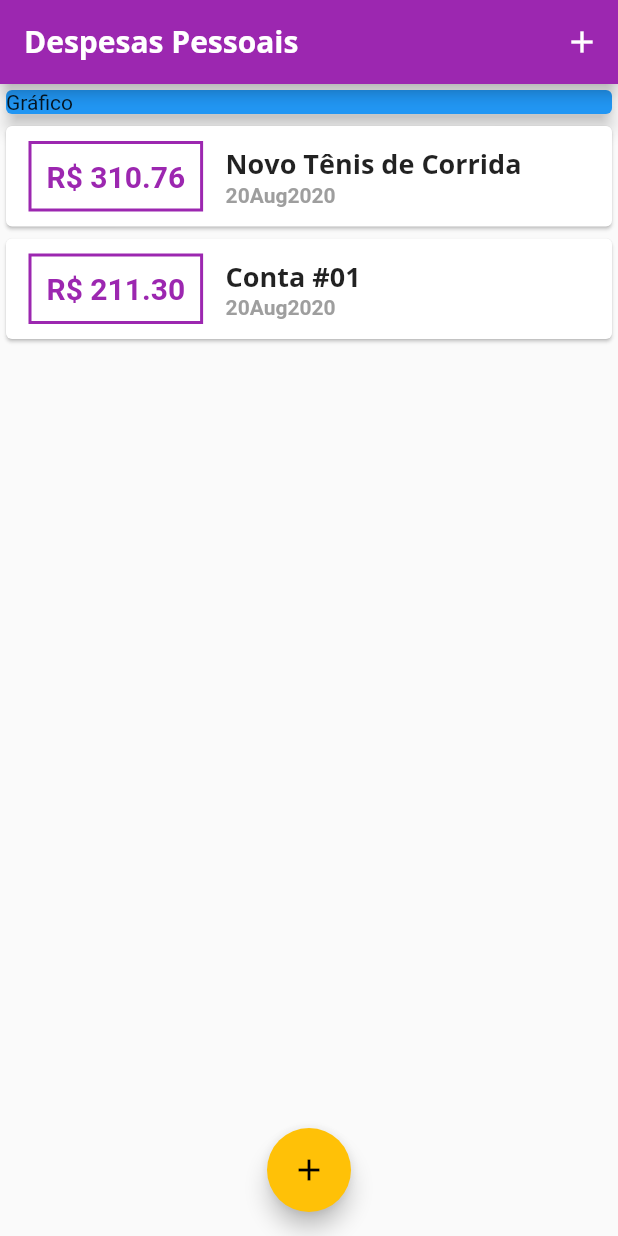
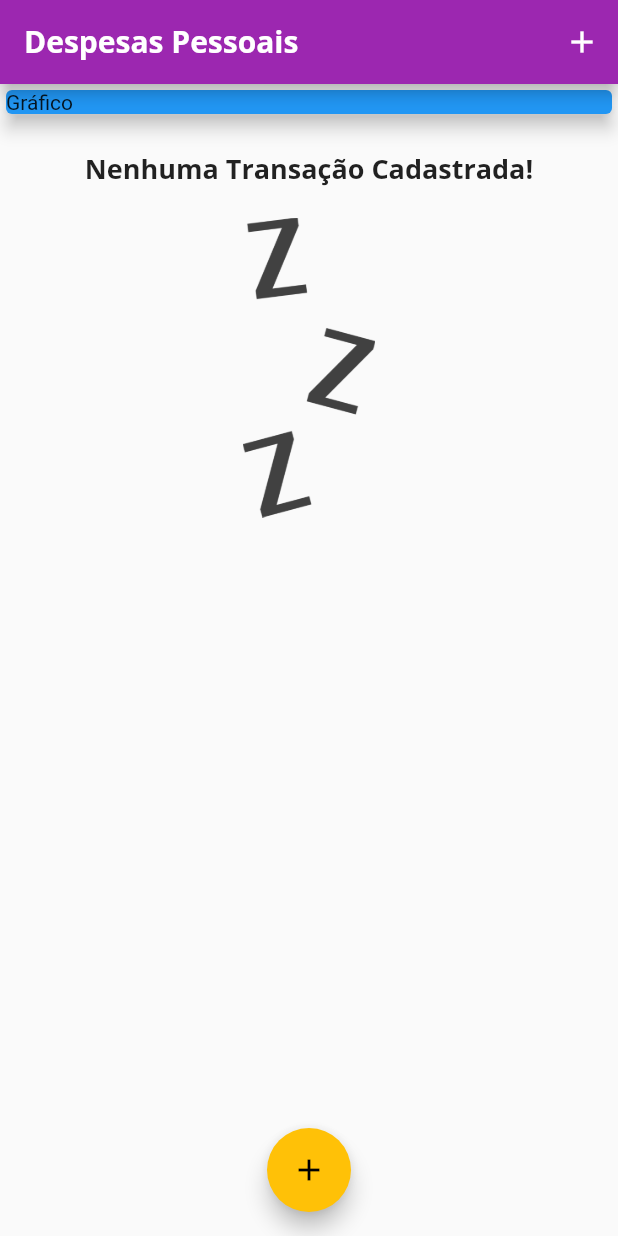
Before and after one commit to renataleite/expenses, a Flutter app: the screen it shows after launch, on a phone screen of 412 x 824 dp. Run offline on Flutter 3.47's test engine with Material 2 defaults, Android fonts, the phone set to English and light mode, and no system bars.

```diff
--- a/lib/components/transaction_list.dart
+++ b/lib/components/transaction_list.dart
@@ -10,8 +10,25 @@ class TransactionList extends StatelessWidget {
   @override
   Widget build(BuildContext context) {
     return Container(
-      height: 400,
-      child: ListView.builder(
+      height: 300,
+      child: transactions.isEmpty
+          ? Column(
+              children: [
+                SizedBox(height: 20),
+                Text(
+                  'Nenhuma Transação Cadastrada!',
+                  style: Theme.of(context).textTheme.headline6,
+                ),
+                SizedBox(height: 20),
+                Container(
+                    height: 200,
+                    child: Image.asset(
+                      'assets/images/waiting.png',
+                      fit: BoxFit.cover,
+                    ))
+              ],
+            )
+          : ListView.builder(
               itemCount: transactions.length,
               itemBuilder: (ctx, index) {
                 final tr = transactions[index];
@@ -19,7 +36,8 @@ class TransactionList extends StatelessWidget {
                   child: Row(
                     children: [
                       Container(
-                    margin: EdgeInsets.symmetric(horizontal: 15, vertical: 10),
+                          margin: EdgeInsets.symmetric(
+                              horizontal: 15, vertical: 10),
                           decoration: BoxDecoration(
                               border: Border.all(
                             color: Theme.of(context).primaryColor,
@@ -39,12 +57,13 @@ class TransactionList extends StatelessWidget {
                         children: [
                           Text(
                             tr.title,
-                      style: Theme.of(context).textTheme.title,
+                            style: Theme.of(context).textTheme.headline6,
                           ),
                           Text(
                             DateFormat('dMMMy').format(tr.date),
                             style: TextStyle(
-                          fontWeight: FontWeight.bold, color: Colors.grey),
+                                fontWeight: FontWeight.bold,
+                                color: Colors.grey),
                           ),
                         ],
                       ),
--- a/lib/main.dart
+++ b/lib/main.dart
@@ -17,7 +17,7 @@ class ExpensesApp extends StatelessWidget {
         accentColor: Colors.amber,
         fontFamily: 'Quicksand',
         textTheme: ThemeData.light().textTheme.copyWith(
-              title: TextStyle(
+              headline6: TextStyle(
                 fontFamily: 'OpenSans',
                 fontSize: 18,
                 fontWeight: FontWeight.bold,
@@ -25,7 +25,7 @@ class ExpensesApp extends StatelessWidget {
             ),
         appBarTheme: AppBarTheme(
           textTheme: ThemeData.light().textTheme.copyWith(
-                title: TextStyle(
+                headline6: TextStyle(
                   fontFamily: 'OpenSans',
                   fontSize: 20,
                   fontWeight: FontWeight.bold,
@@ -43,8 +43,8 @@ class MyHomePage extends StatefulWidget {
 }
 
 class _MyHomePageState extends State<MyHomePage> {
-  final _transactions = [
-    Transaction(
+  final List<Transaction> _transactions = [
+    /* Transaction(
       id: 't1',
       title: 'Novo Tênis de Corrida',
       value: 310.76,
@@ -55,7 +55,7 @@ class _MyHomePageState extends State<MyHomePage> {
       title: 'Conta #01',
       value: 211.30,
       date: DateTime.now(),
-    ),
+    ), */
   ];
 
   _addTransaction(String title, double value) {
```
Also changed, not shown: pubspec.yaml (+6 -6 lines), assets/images/waiting.png (added). Lines whose indentation alone changed are shown as unchanged.
